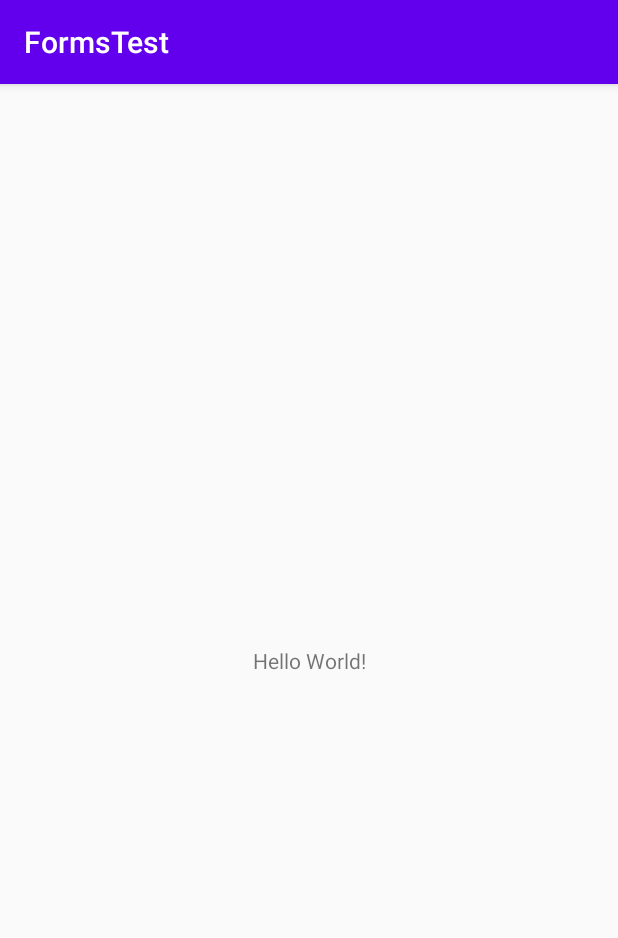
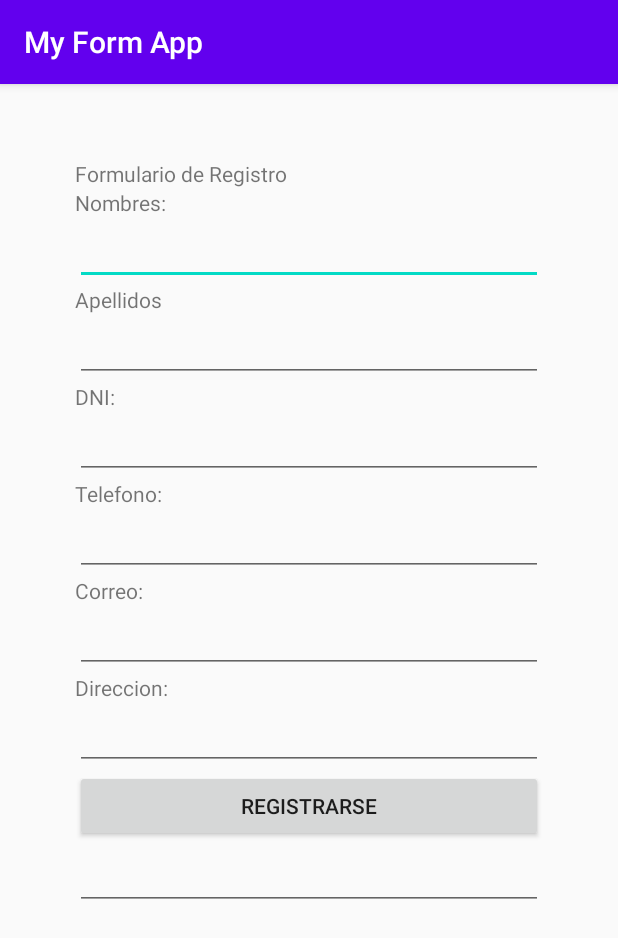
Before and after one commit to spimentel1201/Lab02-IDNP, an Android app: the screen it shows after launch (MainActivity), on a phone screen of 412 x 824 dp. Shown: the top 938 px of the screen. Run offline under Robolectric (Android 15) with nearby library versions, the phone set to English and light mode, and no system bars.

Commit message:
Arreglando codigo fuente
Codigo fuente correcto

```diff
--- a/app/src/main/AndroidManifest.xml
+++ b/app/src/main/AndroidManifest.xml
@@ -1,6 +1,6 @@
 <?xml version="1.0" encoding="utf-8"?>
 <manifest xmlns:android="http://schemas.android.com/apk/res/android"
-    package="com.sonnypm.formstest">
+    package="com.lab02.sonnypimentel">
 
     <application
         android:allowBackup="true"
--- /dev/null
+++ b/app/src/main/java/com/lab02/sonnypimentel/MainActivity.java
@@ -0,0 +1,40 @@
+package com.lab02.sonnypimentel;
+
+import androidx.appcompat.app.AppCompatActivity;
+
+import android.os.Bundle;
+import android.util.Log;
+import android.view.View;
+import android.widget.EditText;
+import android.widget.TextView;
+
+public class MainActivity extends AppCompatActivity {
+    private static final String TAG = "MyActivity";
+    EditText name,lastname,dni,phone,email,address,message;
+
+    @Override
+    protected void onCreate(Bundle savedInstanceState) {
+        super.onCreate(savedInstanceState);
+        setContentView(R.layout.activity_main);
+        name = (EditText)findViewById(R.id.EditTextNames);
+        lastname = (EditText)findViewById(R.id.EditTextLastNames);
+        phone = (EditText)findViewById(R.id.EditTextPhoneNumber);
+        dni = (EditText)findViewById(R.id.EditTextDNI);
+        email = (EditText)findViewById(R.id.EditTextEmail);
+        address = (EditText)findViewById(R.id.EditTextAddress);
+        message = (EditText)findViewById(R.id.EditTextMessage);
+    }
+
+    public void register(View button){
+        String namex = name.getText().toString();
+        String lastnamex = lastname.getText().toString();
+        String phonex = phone.getText().toString();
+        String dnix = dni.getText().toString();
+        String emailx = email.getText().toString();
+        String addressx = address.getText().toString();
+        String a = message.getText().toString();
+        message.setText(namex);
+        System.out.print("Bienvenido "+namex);
+        Log.d(TAG,"El registro se ejecutó perfectamente.");
+    }
+}
--- a/app/src/main/res/layout/activity_main.xml
+++ b/app/src/main/res/layout/activity_main.xml
@@ -1,18 +1,119 @@
 <?xml version="1.0" encoding="utf-8"?>
-<android.support.constraint.ConstraintLayout xmlns:android="http://schemas.android.com/apk/res/android"
+<ScrollView xmlns:android="http://schemas.android.com/apk/res/android"
     xmlns:app="http://schemas.android.com/apk/res-auto"
     xmlns:tools="http://schemas.android.com/tools"
+    android:id="@+id/ScrollView01"
     android:layout_width="match_parent"
-    android:layout_height="match_parent"
-    tools:context=".MainActivity">
+    android:layout_height="wrap_content"
+    android:scrollbars="vertical"
+    >
 
-    <TextView
-        android:layout_width="wrap_content"
+    <LinearLayout
+        android:layout_width="fill_parent"
         android:layout_height="wrap_content"
-        android:text="Hello World!"
-        app:layout_constraintBottom_toBottomOf="parent"
-        app:layout_constraintLeft_toLeftOf="parent"
-        app:layout_constraintRight_toRightOf="parent"
-        app:layout_constraintTop_toTopOf="parent" />
+        android:orientation="vertical"
+        android:layout_marginLeft="50dp"
+        android:layout_marginRight="50dp"
+        android:layout_marginTop="50dp">
 
-</android.support.constraint.ConstraintLayout>
+        <TextView
+            android:layout_width="wrap_content"
+            android:layout_height="wrap_content"
+            android:text="Formulario de Registro "
+            android:textAlignment="center"></TextView>
+
+        <TextView
+            android:layout_width="wrap_content"
+            android:layout_height="wrap_content"
+            android:text="@string/nombres"></TextView>
+
+        <EditText
+            android:id="@+id/EditTextNames"
+            android:layout_width="fill_parent"
+            android:layout_height="wrap_content"
+            android:autofillHints=""
+            android:inputType="text"></EditText>
+
+        <TextView
+            android:layout_width="wrap_content"
+            android:layout_height="wrap_content"
+            android:text="@string/apellidos">
+
+        </TextView>
+
+        <EditText
+            android:id="@+id/EditTextLastNames"
+            android:layout_width="fill_parent"
+            android:layout_height="wrap_content"
+            android:autofillHints=""
+            android:inputType="text"></EditText>
+
+        <TextView
+            android:layout_width="wrap_content"
+            android:layout_height="wrap_content"
+            android:text="@string/dni">
+
+        </TextView>
+
+        <EditText
+            android:id="@+id/EditTextDNI"
+            android:layout_width="fill_parent"
+            android:layout_height="wrap_content"
+            android:autofillHints=""
+            android:inputType="number"></EditText>
+
+        <TextView
+            android:layout_width="wrap_content"
+            android:layout_height="wrap_content"
+            android:text="@string/telefono">
+
+        </TextView>
+
+        <EditText
+            android:id="@+id/EditTextPhoneNumber"
+            android:layout_width="fill_parent"
+            android:layout_height="wrap_content"
+            android:autofillHints=""
+            android:inputType="number"></EditText>
+
+        <TextView
+            android:layout_width="wrap_content"
+            android:layout_height="wrap_content"
+            android:text="@string/correo"></TextView>
+
+        <EditText
+            android:id="@+id/EditTextEmail"
+            android:layout_width="fill_parent"
+            android:layout_height="wrap_content"
+            android:autofillHints=""
+            android:inputType="textEmailAddress"></EditText>
+
+        <TextView
+            android:layout_width="wrap_content"
+            android:layout_height="wrap_content"
+            android:text="@string/direccion"></TextView>
+
+        <EditText
+            android:id="@+id/EditTextAddress"
+            android:layout_width="fill_parent"
+            android:layout_height="wrap_content"
+            android:autofillHints=""
+            android:inputType="text"></EditText>
+
+        <Button
+            android:id="@+id/ButtonRegister"
+            android:layout_width="fill_parent"
+            android:layout_height="wrap_content"
+            android:onClick="register"
+            android:text="@string/Registrarse"></Button>
+
+
+        <EditText
+            android:id="@+id/EditTextMessage"
+            android:layout_width="fill_parent"
+            android:layout_height="wrap_content"
+            android:autofillHints=""
+            android:inputType="text" />
+
+    </LinearLayout>
+</ScrollView>
--- a/app/src/main/res/values/strings.xml
+++ b/app/src/main/res/values/strings.xml
@@ -1,3 +1,11 @@
 <resources>
-    <string name="app_name">FormsTest</string>
+    <string name="app_name">My Form App</string>
+    <string name="apellidos">Apellidos</string>
+    <string name="nombres">Nombres:</string>
+    <string name="dni">DNI:</string>
+    <string name="correo">Correo:</string>
+    <string name="telefono">Telefono:</string>
+    <string name="register">Registrarse</string>
+    <string name="Registrarse">Registrarse</string>
+    <string name="direccion">Direccion:</string>
 </resources>
--- a/gradle.properties
+++ b/gradle.properties
@@ -11,3 +11,9 @@ org.gradle.jvmargs=-Xmx1536m
 # This option should only be used with decoupled projects. More details, visit
 # http://www.gradle.org/docs/current/userguide/multi_project_builds.html#sec:decoupled_projects
 # org.gradle.parallel=true
+# AndroidX package structure to make it clearer which packages are bundled with the
+# Android operating system, and which are packaged with your app's APK
+# https://developer.android.com/topic/libraries/support-library/androidx-rn
+android.useAndroidX=true
+# Automatically convert third-party libraries to use AndroidX
+android.enableJetifier=true
--- a/settings.gradle
+++ b/settings.gradle
@@ -1,2 +1,2 @@
-rootProject.name='FormsTest'
+rootProject.name='My Form App'
 include ':app'
```
Also changed, not shown: app/build.gradle (+14 -10 lines), app/src/main/res/drawable-v24/ic_launcher_foreground.xml (line endings or trailing spaces), app/src/main/res/drawable/ic_launcher_background.xml (line endings or trailing spaces), app/src/main/res/mipmap-anydpi-v26/ic_launcher.xml (line endings or trailing spaces), app/src/main/res/mipmap-anydpi-v26/ic_launcher_round.xml (line endings or trailing spaces), app/src/main/res/values/colors.xml (line endings or trailing spaces), app/src/main/res/values/styles.xml (line endings or trailing spaces), build.gradle (line endings or trailing spaces), gradle/wrapper/gradle-wrapper.properties, 5 other files.
